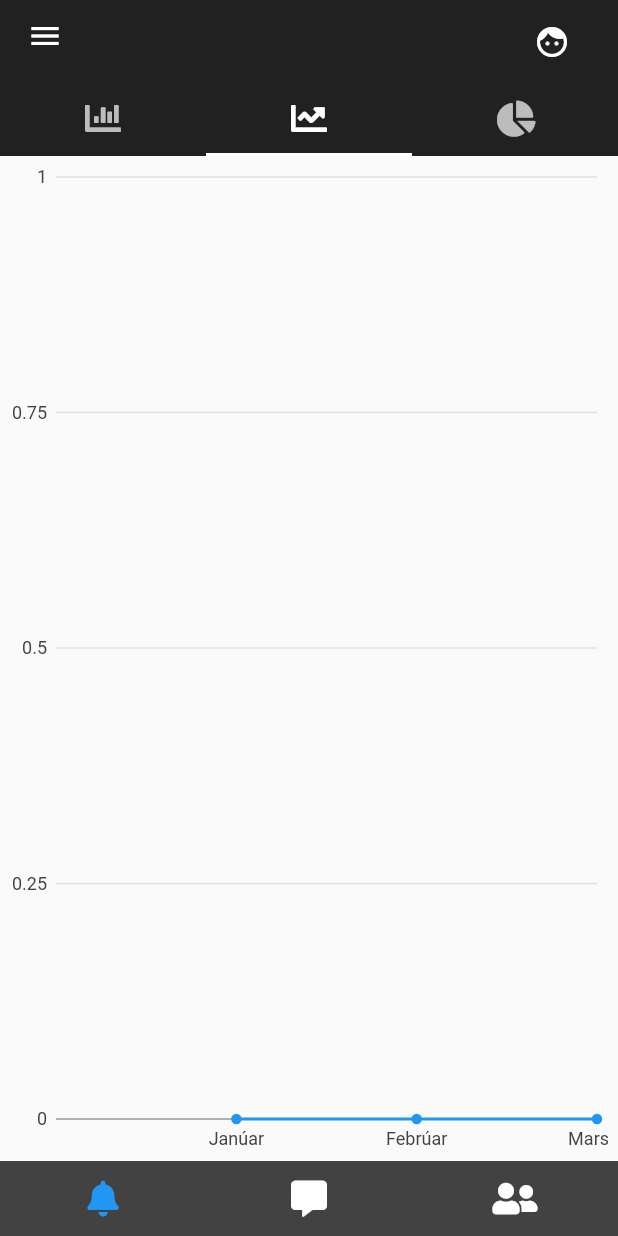
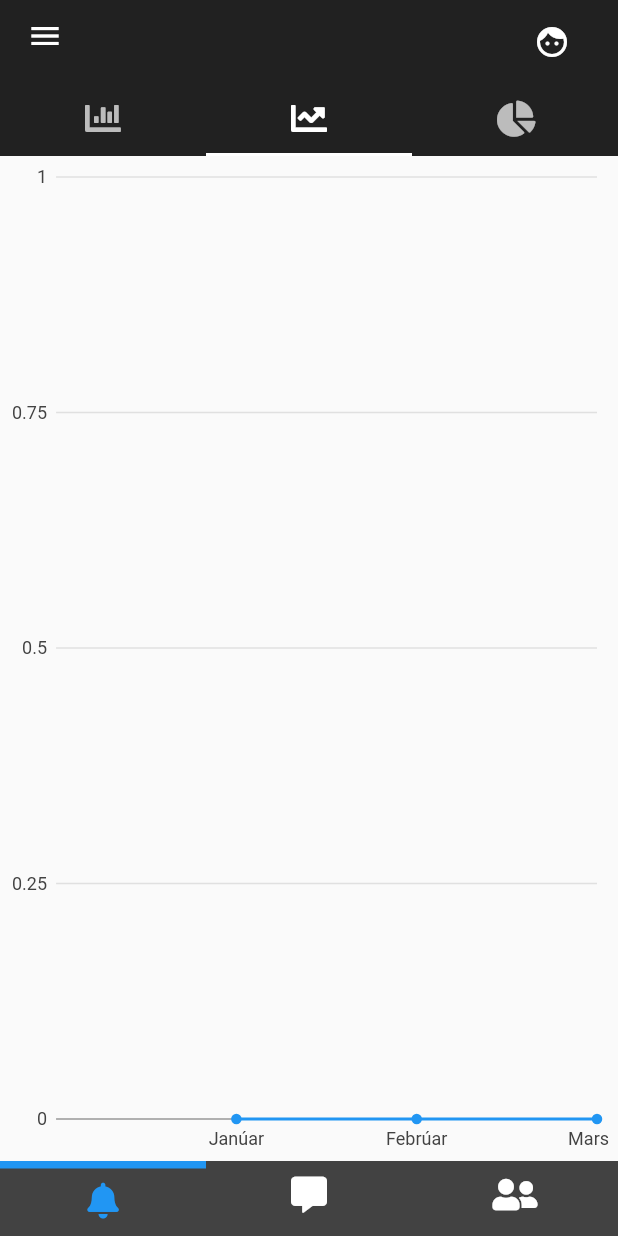
Before and after one commit to Stefant17/Koli, a Flutter app: the Statistics screen opened by its route, tab 2 chosen, on a phone screen of 412 x 824 dp. Run offline on Flutter 3.47's test engine with Material 2 defaults, Android fonts, the phone set to English and light mode, and no system bars; our stand-ins replace charts_flutter, cloud_firestore, firebase_auth, font_awesome_flutter; missing offline and left inert: achievement_view; accounts and stored records are empty.

Commit message:
navbar look ready

```diff
--- a/lib/shared/bottom_navbar.dart
+++ b/lib/shared/bottom_navbar.dart
@@ -1,3 +1,4 @@
+import 'package:flutter/cupertino.dart';
 import 'package:flutter/material.dart';
 import 'package:font_awesome_flutter/font_awesome_flutter.dart';
 
@@ -13,12 +14,27 @@ class _BottomBarState extends State<BottomBar> {
 
   @override
   Widget build(BuildContext context) {
-    return Container(
+    return Stack(
+      //mainAxisAlignment: MainAxisAlignment.end,
+      children: <Widget>[
+        Container(
           height: 50,
           color: Colors.grey[800],
           child: Row(
             children: <Widget> [
               Expanded(
+                child: Container(
+                  padding: EdgeInsets.fromLTRB(0, 24, 0, 0),
+                  decoration: BoxDecoration(
+                    border: selectedIndex == 0 ? Border(
+                      top: BorderSide(
+                        width: 5,
+                        color: Colors.blue,
+                      ),
+                    ) : null,
+                  ),
+                  child: Container(
+                    transform: Matrix4.translationValues(0.0, -15.0, 0.0),
                     child: InkWell(
                       child: Icon(
                         FontAwesomeIcons.solidBell,
@@ -31,8 +47,22 @@ class _BottomBarState extends State<BottomBar> {
                       },
                     ),
                   ),
+                ),
+              ),
 
               Expanded(
+                child: Container(
+                  padding: EdgeInsets.fromLTRB(0, 24, 0, 0),
+                  decoration: BoxDecoration(
+                    border: selectedIndex == 1 ? Border(
+                      top: BorderSide(
+                        width: 5,
+                        color: Colors.blue,
+                      ),
+                    ) : null,
+                  ),
+                  child: Container(
+                    transform: Matrix4.translationValues(0.0, -15.0, 0.0),
                     child: InkWell(
                       child: Icon(
                         FontAwesomeIcons.solidCommentAlt,
@@ -45,8 +75,22 @@ class _BottomBarState extends State<BottomBar> {
                       },
                     ),
                   ),
+                ),
+              ),
 
               Expanded(
+                child: Container(
+                  padding: EdgeInsets.fromLTRB(0, 24, 0, 0),
+                  decoration: BoxDecoration(
+                    border: selectedIndex == 2 ? Border(
+                      top: BorderSide(
+                        width: 5,
+                        color: Colors.blue,
+                      ),
+                    ) : null,
+                  ),
+                  child: Container(
+                    transform: Matrix4.translationValues(0.0, -15.0, 0.0),
                     child: InkWell(
                       child: Icon(
                         FontAwesomeIcons.userFriends,
@@ -54,13 +98,21 @@ class _BottomBarState extends State<BottomBar> {
                       ),
                       onTap: () {
                         setState(() {
+                          if(selectedIndex != 2) {
                             selectedIndex = 2;
+                          } else {
+                            selectedIndex = -1;
+                          }
                         });
                       },
                     ),
                   ),
+                ),
+              ),
             ]
           ),
+        ),
+      ],
     );
   }
 }
--- a/pubspec.yaml
+++ b/pubspec.yaml
@@ -28,7 +28,7 @@ dependencies:
   provider: ^3.1.0
   charts_flutter: ^0.6.0
   font_awesome_flutter: ^8.7.0
-  sliding_up_panel: ^0.3.4
+  flutter_sliding_up_panel: ^0.0.3
 
 
   firebase_storage: ^3.0.8
```
Also changed, not shown: pubspec.lock. Lines whose indentation alone changed are shown as unchanged.
